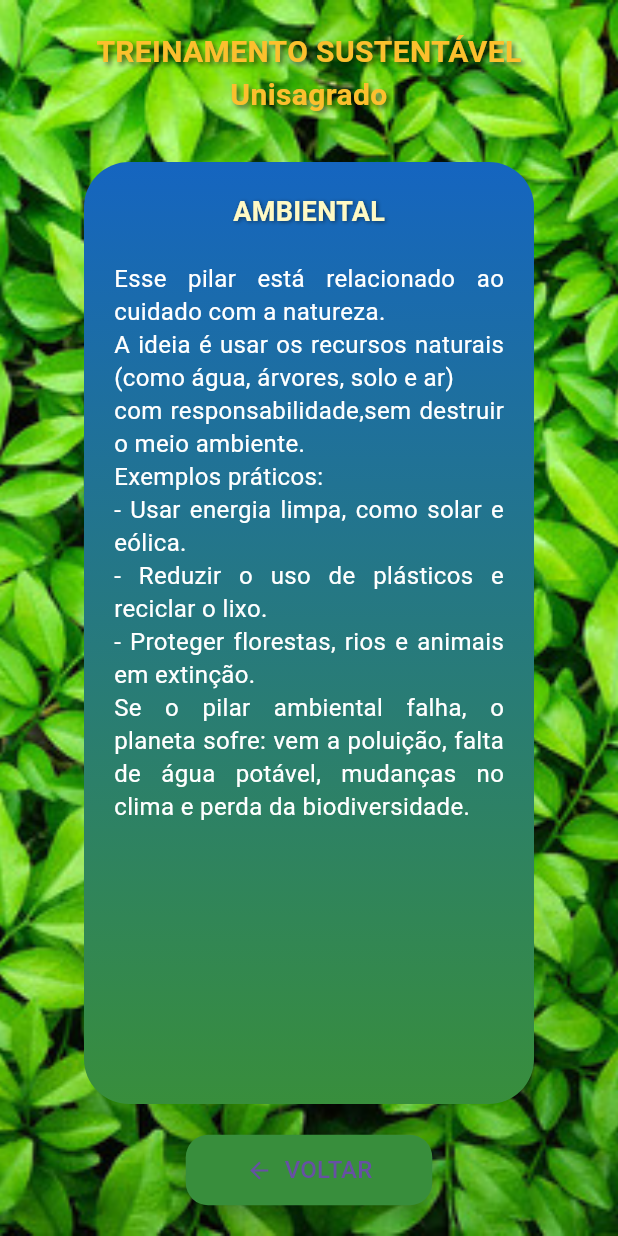
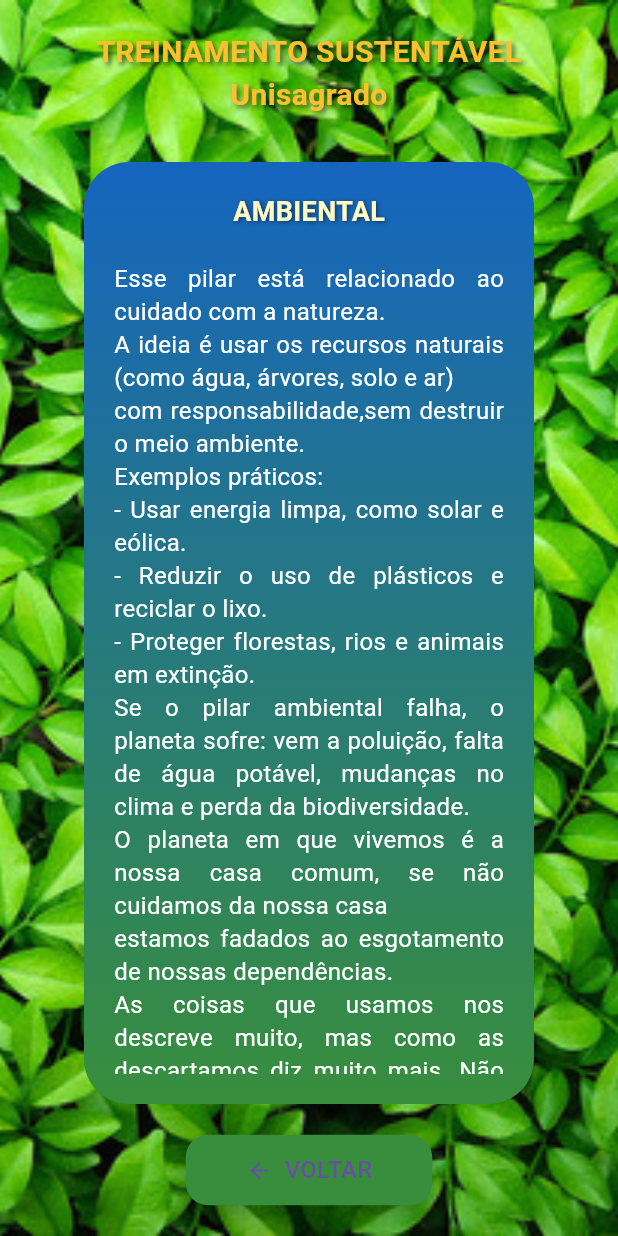
Before and after one commit to yannn-dev/Projeto-App-Sustentabilidade, a Flutter app: the AmbientalPage screen opened directly, on a phone screen of 412 x 824 dp. Run offline on Flutter 3.47's test engine with Material 3 defaults, Android fonts, the phone set to English and light mode, and no system bars.

Commit message:
Update Conteúdo

```diff
--- a/lib/pages/ambiental_page.dart
+++ b/lib/pages/ambiental_page.dart
@@ -73,7 +73,9 @@ class AmbientalPage extends StatelessWidget {
                                 ' Esse pilar está relacionado ao cuidado com a natureza.\n A ideia é usar os recursos naturais (como água, árvores, solo e ar)\ncom responsabilidade,'
                                     'sem destruir o meio ambiente.\nExemplos práticos:\n- Usar energia limpa, como solar e eólica.\n- Reduzir o uso de plásticos e reciclar o lixo.\n'
                                     '- Proteger florestas, rios e animais em extinção.\n Se o pilar ambiental falha, o planeta sofre: vem a poluição, falta de água potável,'
-                                    ' mudanças no clima e perda da biodiversidade.',
+                                    ' mudanças no clima e perda da biodiversidade.\n O planeta em que vivemos é a nossa casa comum, se não cuidamos da nossa casa\n estamos fadados ao esgotamento de nossas dependências.\n'
+                                    'As coisas que usamos nos descreve muito, mas como as descartamos diz muito mais. Não lave sua calçada com a mangueira de água, seja consciente no uso de seus recursos, separe o lixo em reciclado e orgânico.'
+                                    ' Toda ação conta! \n\n Pense no mundo, cuide dele, ele também é seu!',
                                 textAlign: TextAlign.justify,
                                 style: TextStyle(
                                   color: Colors.white,
--- a/lib/pages/economia_page.dart
+++ b/lib/pages/economia_page.dart
@@ -74,7 +74,10 @@ class EconomiaPage extends StatelessWidget {
                                     'Ou seja, ganhar dinheiro e crescer sem prejudicar o meio ambiente nem explorar as pessoas.\n'
                                     'Exemplos práticos:\n'
                                     '- Empregos com condições justas de trabalho.\n- Apoiar negócios que respeitam a natureza.\n- Incentivar o consumo consciente.\nSe esse pilar não funciona, há crises econômicas, '
-                                    'desemprego, exploração do trabalho e desperdício de recursos.',
+                                    'desemprego, exploração do trabalho e desperdício de recursos.'
+                                    '\n A economia é um dos fatores que move a humanidade, então é necessário que o progresso econômico não abandone o pensamento sustentável. Sem um lugar para se desenvolver, o desenvolvimento não acontece.'
+                                    ' Se algum dia você possuir uma empresa, pense em como o seu produto será descartado, reflita as suas políticas de trabalho para auxiliar no cuidado sustentável. Mesmo sem ter uma empresa, tente sempre promover o comportamento sustentável nas instituições em que você trabalhe e no seu cotidiano.\n\n'
+                                    ' Use o seu dinheiro para vitalizar a sociedade e o mundo, criar conexões e ajudar o nosso planeta!',
                                 textAlign: TextAlign.justify,
                                 style: TextStyle(
                                   color: Colors.white,
--- a/lib/pages/sociedade_page.dart
+++ b/lib/pages/sociedade_page.dart
@@ -72,7 +72,9 @@ class SociedadePage extends StatelessWidget {
                               child: Text(
                                 'O pilar social trata das pessoas e da qualidade de vida.\nEle busca garantir que todos possuam acesso aos seus direitos\nbásicos, como saúde, educação,'
                                     ' moradia, segurança e respeito.\nExemplos práticos:\n- Garantir educação para todos.\n- Políticas para diminuir a pobreza e a desigualdade.\n'
-                                    '- Lutar contra o preconceito e a exclusão.\nQuando esse pilar é esquecido, aumentam os problemas sociais, como fome, violência, falta de acesso\na serviços e injustiça.',
+                                    '- Lutar contra o preconceito e a exclusão.\nQuando esse pilar é esquecido, aumentam os problemas sociais, como fome, violência, falta de acesso a serviços e injustiça.'
+                                    ' Esse é um segmento crítico, quando é afetado a frase do filósofo inglês Thomas Hobbes que diz O homem é o lobo do homem, se fundamenta. Nesse caso, ocorre a degradação do desenvolvimento da humanidade. Todos são pessoas, todos  vivem no mesmo planeta, é dever de todos prezar pela boa qualidade de vida dos seres humanos.'
+                                    ' A sustentabilidade valoriza a vida não só de um, mas de todos os seres vivos.\n\n Pense em você, pense no coletivo, cuide das pessoas que desse modo, o planeta sorri! ',
                                 textAlign: TextAlign.justify,
                                 style: TextStyle(
                                   color: Colors.white,
```
